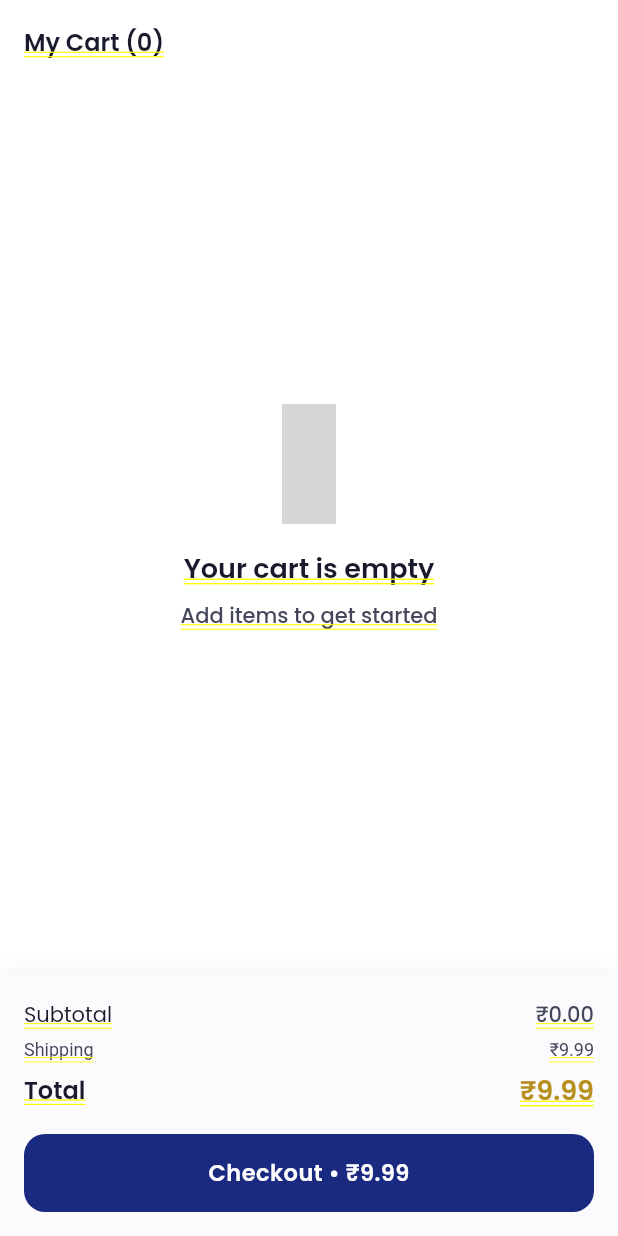
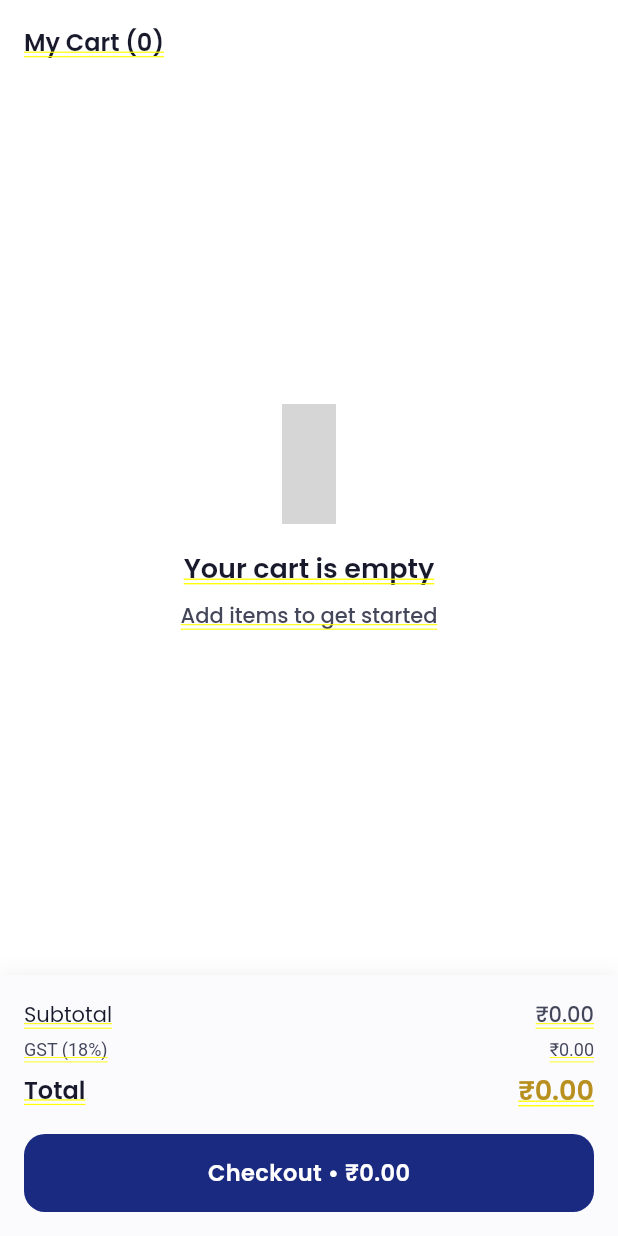
Before and after one commit to NitinGavhane/Garment-frontend, a Flutter app: the CartScreen screen opened by its route, on a phone screen of 412 x 824 dp. Run offline on Flutter 3.47's test engine with Material 3 defaults, Android fonts, the light colour scheme and no system bars; our stand-ins replace badges, cached_network_image, geocoding, geolocator, google_fonts, iconsax and 3 more; accounts and stored records are empty; network calls fail; grey boxes are pictures that could not be loaded.

Commit message:
Replace shipping with 18% GST in cart/checkout; fix tab bar safe area on Android

```diff
--- a/lib/core/widgets/animations.dart
+++ b/lib/core/widgets/animations.dart
@@ -209,14 +209,19 @@ class AnimatedTabBar extends StatelessWidget {
   @override
   Widget build(BuildContext context) {
     return Container(
-      height: 60,
       decoration: const BoxDecoration(
         color: AppColors.surface,
         border: Border(
           top: BorderSide(color: AppColors.grayDivider, width: 0.5),
         ),
       ),
-      child: Row(
+      // Keep the tab row clear of the Android system navigation bar / gesture
+      // area, which otherwise overlays the bottom tabs.
+      child: SafeArea(
+        top: false,
+        child: SizedBox(
+          height: 60,
+          child: Row(
         children: List.generate(tabs.length, (i) {
           final tab = tabs[i];
           return Expanded(
@@ -254,6 +259,8 @@ class AnimatedTabBar extends StatelessWidget {
             ),
           );
         }),
+          ),
+        ),
       ),
     );
   }
--- a/lib/features/cart/screens/cart_screen.dart
+++ b/lib/features/cart/screens/cart_screen.dart
@@ -22,8 +22,11 @@ class _CartScreenState extends State<CartScreen> {
     final cart = context.watch<CartProvider>();
     final items = cart.items;
     final subtotal = cart.subtotal;
-    final shipping = subtotal > 100 ? 0 : 9.99;
-    final total = subtotal + shipping;
+    // GST is a flat 18% of the subtotal (CGST+SGST or IGST, decided server-side
+    // by place of supply). No shipping is charged. Keep this in lockstep with
+    // the backend's final_amount so the displayed total matches what is charged.
+    final gst = subtotal * 0.18;
+    final total = subtotal + gst;
 
     final screenSize = MediaQuery.of(context).size;
     return ConstrainedBox(
@@ -111,15 +114,11 @@ class _CartScreenState extends State<CartScreen> {
                     Row(
                       mainAxisAlignment: MainAxisAlignment.spaceBetween,
                       children: [
-                        Text('Shipping', style: AppTextStyles.bodySmall),
+                        Text('GST (18%)', style: AppTextStyles.bodySmall),
                         Text(
-                          shipping == 0
-                              ? 'FREE'
-                              : '₹${shipping.toStringAsFixed(2)}',
+                          '₹${gst.toStringAsFixed(2)}',
                           style: AppTextStyles.bodySmall.copyWith(
-                            color: shipping == 0
-                                ? AppColors.success
-                                : AppColors.textSecondary,
+                            color: AppColors.textSecondary,
                           ),
                         ),
                       ],
--- a/lib/features/checkout/screens/checkout_screen.dart
+++ b/lib/features/checkout/screens/checkout_screen.dart
@@ -220,8 +220,10 @@ class _CheckoutScreenState extends State<CheckoutScreen> {
   Widget build(BuildContext context) {
     final cart = context.watch<CartProvider>();
     final subtotal = cart.subtotal;
-    final shipping = subtotal > 100 ? 0.0 : 9.99;
-    final total = subtotal + shipping;
+    // Flat 18% GST, no shipping — matches the backend's final_amount so the
+    // "Pay ₹…" button shows exactly what the order will be charged.
+    final gst = subtotal * 0.18;
+    final total = subtotal + gst;
     final addresses = context.watch<AddressProvider>().addresses;
 
     return Scaffold(
@@ -363,8 +365,7 @@ class _CheckoutScreenState extends State<CheckoutScreen> {
                     }),
                 const Divider(),
                 _summaryRow('Subtotal', '₹${subtotal.toStringAsFixed(2)}'),
-                _summaryRow('Shipping',
-                    shipping == 0 ? 'FREE' : '₹${shipping.toStringAsFixed(2)}'),
+                _summaryRow('GST (18%)', '₹${gst.toStringAsFixed(2)}'),
                 const Divider(color: AppColors.festiveGold, thickness: 1),
                 _summaryRow('Total', '₹${total.toStringAsFixed(2)}',
                     isTotal: true),
--- a/lib/features/home/widgets/web/web_cart_page.dart
+++ b/lib/features/home/widgets/web/web_cart_page.dart
@@ -227,8 +227,9 @@ class _Summary extends StatelessWidget {
   @override
   Widget build(BuildContext context) {
     final subtotal = cart.subtotal;
-    final shipping = subtotal >= 999 || subtotal == 0 ? 0.0 : 79.0;
-    final total = subtotal + shipping;
+    // Flat 18% GST, no shipping — matches the backend's final_amount.
+    final gst = subtotal * 0.18;
+    final total = subtotal + gst;
     return Container(
       padding: const EdgeInsets.all(28),
       decoration: BoxDecoration(
@@ -243,13 +244,7 @@ class _Summary extends StatelessWidget {
           const SizedBox(height: 22),
           _row('Subtotal (${cart.count} item${cart.count == 1 ? '' : 's'})', '₹${subtotal.toStringAsFixed(0)}'),
           const SizedBox(height: 12),
-          _row('Shipping', shipping == 0 ? 'FREE' : '₹${shipping.toStringAsFixed(0)}',
-              highlight: shipping == 0),
-          if (shipping > 0) ...[
-            const SizedBox(height: 8),
-            Text('Add ₹${(999 - subtotal).toStringAsFixed(0)} more for free shipping',
-                style: WebTokens.sans(12, color: WebTokens.gold, w: FontWeight.w500)),
-          ],
+          _row('GST (18%)', '₹${gst.toStringAsFixed(0)}'),
           const Padding(
             padding: EdgeInsets.symmetric(vertical: 18),
             child: Divider(height: 1, color: WebTokens.line),
```
